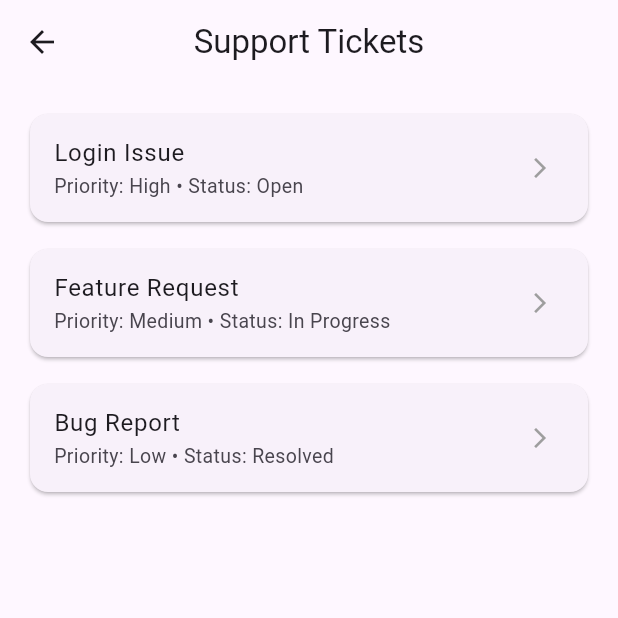
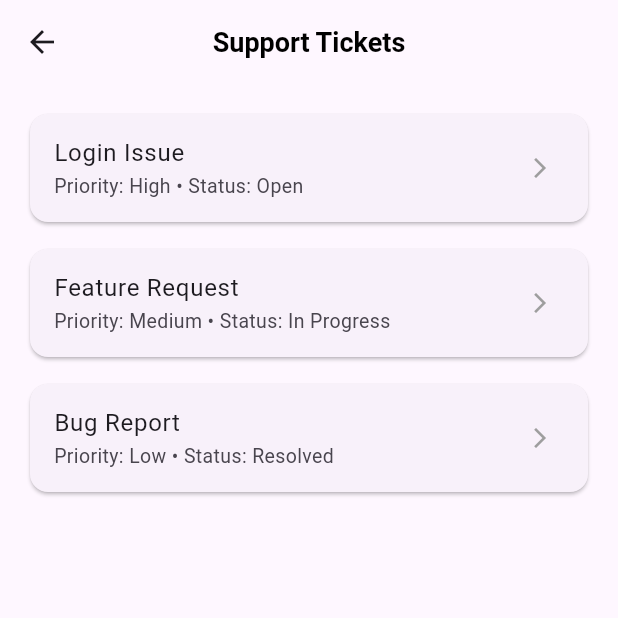
Before and after one commit to SINGHDHANRAJ098/Esayfix_admin, a Flutter app: the SupportTicketListScreen screen opened directly, on a phone screen of 412 x 824 dp, the top half of it. Run offline on Flutter 3.47's test engine with Material 3 defaults, Android fonts, the light colour scheme and no system bars; our stand-ins replace curved_navigation_bar; accounts and stored records are empty.

Commit message:
admin profile complete

```diff
--- a/lib/admin_pages/ Inquiry_management/inquiry_admin_screen/assign_provider_screen.dart
+++ b/lib/admin_pages/ Inquiry_management/inquiry_admin_screen/assign_provider_screen.dart
@@ -94,7 +94,6 @@ class _AssignInquiryScreenState extends State<AssignInquiryScreen> {
   @override
   Widget build(BuildContext context) {
     final providers = widget.providers;
-
     return Scaffold(
       backgroundColor: Colors.grey.shade100,
       appBar: AppBar(
--- a/lib/admin_pages/account_management/account_screen/support_tickets_screen.dart
+++ b/lib/admin_pages/account_management/account_screen/support_tickets_screen.dart
@@ -12,7 +12,17 @@ class SupportTicketListScreen extends StatelessWidget {
     final service = AccountService();
 
     return Scaffold(
-      appBar: AppBar(centerTitle: true, title: const Text('Support Tickets')),
+      appBar: AppBar(
+        centerTitle: true,
+        title: const Text(
+          'Support Tickets',
+          style: TextStyle(
+            color: Colors.black,
+            fontSize: 18,
+            fontWeight: FontWeight.w700,
+          ),
+        ),
+      ),
       body: FutureBuilder<List<SupportTicket>>(
         future: service.getAllTickets(),
         builder: (context, snapshot) {
--- a/lib/admin_pages/notification_screen/notification.dart
+++ b/lib/admin_pages/notification_screen/notification.dart
@@ -196,7 +196,6 @@ class _AdminNotificationState extends State<AdminNotification> {
                         ],
                       ),
                       const SizedBox(height: 6),
-
                       // Message
                       Text(
                         notif["message"] ?? "",
```
Also changed, not shown: lib/admin_auth/admin_otp.dart (+21 -16 lines), lib/admin_pages/ Inquiry_management/inquiry_admin_screen/inquiry_track_screen.dart (+25 -27 lines), lib/admin_pages/ Inquiry_management/inquiry_data_service/inquiry_data_service.dart (+11 -11 lines), lib/admin_pages/account_management/account_screen/policies_legal_screen.dart (+9 -2 lines), lib/admin_pages/service_price_management/service_model/service_category.dart (added), lib/admin_pages/service_price_management/service_model/service_model.dart (added), lib/admin_pages/service_price_management/service_screen/service_categories_section.dart (added), lib/admin_pages/service_price_management/service_screen/service_listing_screen.dart (added), lib/admin_pages/service_price_management/service_screen/service_price_screen.dart (added), lib/admin_pages/service_price_management/service_widget/category_item.dart (added), lib/admin_pages/service_price_management/service_widget/image_picker_widget.dart (added), lib/admin_pages/service_price_management/service_widget/service_item.dart (added).
